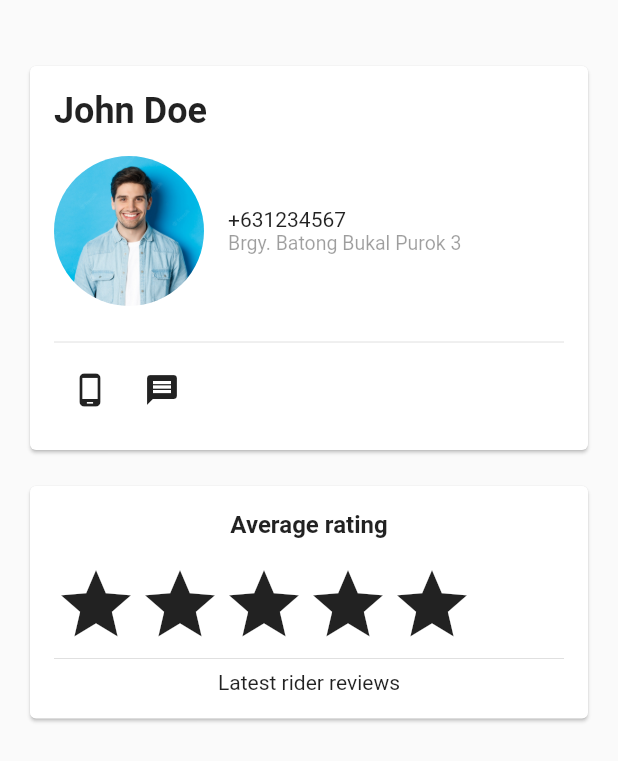
After one commit to responilla07/kasabike, a Flutter app: the IndexPage screen opened directly, item 2 of the bottom bar chosen, after a tap on "John Doe", on a phone screen of 412 x 824 dp. The commit adds this screen. Shown: the top 761 px of the screen. Run offline on Flutter 3.47's test engine with Material 2 defaults, Android fonts, the phone set to English and light mode, and no system bars; our stand-ins replace firebase_core, flutter_svg, google_maps_flutter, google_sign_in, location; missing offline and left inert: cloud_firestore_web, firebase_analytics_web, firebase_auth_web, firebase_core_web, firebase_messaging_web, firebase_performance_web and 5 more; accounts and stored records are empty; statements that could not run were skipped.

Commit message:
friends ui started

```diff
--- a/lib/main.dart
+++ b/lib/main.dart
@@ -31,7 +31,7 @@ class MyApp extends StatelessWidget {
           // Notice that the counter didn't reset back to zero; the application
           // is not restarted.
           primarySwatch: Colors.blue,
-      ),
+          appBarTheme: AppBarTheme(backgroundColor: Colors.white)),
       home: MyHomePage(title: 'Flutter Demo Home Page'),
     );
   }
--- a/lib/pages/index/sub_pages/friends.dart
+++ b/lib/pages/index/sub_pages/friends.dart
@@ -1,5 +1,8 @@
 import 'package:flutter/material.dart';
 import 'package:flutter_svg/flutter_svg.dart';
+import 'package:kasabike/pages/index/sub_pages/friends_details.dart';
+import 'package:kasabike/pages/index/sub_pages/home.dart';
+import 'package:kasabike/widgets/custom_field.dart';
 
 class Friends extends StatefulWidget {
   // const Friends({super.key});
@@ -11,40 +14,37 @@ class Friends extends StatefulWidget {
 class _FriendsState extends State<Friends> {
   @override
   Widget build(BuildContext context) {
-    return Scaffold(
-      appBar: AppBar(
-        title: Container(
-          child: Center(
-            child: Padding(
-              padding: EdgeInsets.all(8),
-              child: Row(children: [
-                TextField(
-                  decoration: InputDecoration(
-                      hintText: "Search for friends",
-                      border: InputBorder.none,
-                      enabledBorder: InputBorder.none,
-                      fillColor: Colors.white,
-                      filled: true),
+    return Container(
+      padding: EdgeInsets.all(16),
+      child: Column(children: [
+        SizedBox(
+          height: 32,
         ),
-                IconButton(
-                    onPressed: () {},
-                    icon: Icon(
-                      Icons.search,
-                      color: Colors.black,
-                    ))
-              ]),
+        CustomTextField(
+          hintText: "Find friends",
+          borderRadius: 8,
+          suffixIcon: Icon(Icons.search),
+        ),
+        SizedBox(
+          height: 8,
+        ),
+        Expanded(
+          child: GridView.count(
+            crossAxisCount: 2,
+            mainAxisSpacing: 10,
+            crossAxisSpacing: 10,
+            children: [
+              _FriendsCard(),
+              _FriendsCard(),
+              _FriendsCard(),
+              _FriendsCard(),
+              _FriendsCard(),
+              _FriendsCard(),
+              _FriendsCard(),
+            ],
           ),
         ),
-        ),
-      ),
-      body: SingleChildScrollView(
-        child: Padding(
-          padding: EdgeInsets.all(16),
-          child: Column(
-            children: [_FriendsCard()],
-          ),
-        ),
-      ),
+      ]),
     );
   }
 }
@@ -53,34 +53,42 @@ class _FriendsState extends State<Friends> {
 class _FriendsCard extends StatelessWidget {
   @override
   Widget build(BuildContext context) {
-    return Card(
+    return GestureDetector(
+      onTap: () {
+        Navigator.push(
+            context,
+            MaterialPageRoute(
+              builder: (context) => FriendsDetails(),
+            ));
+      },
+      child: Card(
         child: Padding(
           padding: EdgeInsets.all(16),
           child: Column(
             children: [
               Container(
-                width: 150.0,
-                height: 150.0,
+                  width: 80.0,
+                  height: 80.0,
                   decoration: new BoxDecoration(
                       shape: BoxShape.circle,
                       image: new DecorationImage(
                           fit: BoxFit.cover,
-                        //todo: replace image asset with network image
                           image: Image.asset('images/man.jpg').image))),
               SizedBox(
-              height: 16,
+                height: 12,
               ),
               Text(
-              "Jane Doe",
-              style: TextStyle(fontSize: 18, fontWeight: FontWeight.bold),
+                "John Doe",
+                style: TextStyle(fontSize: 16, fontWeight: FontWeight.bold),
               ),
               SizedBox(
-              height: 8,
+                height: 4,
               ),
               Text("Calamba")
             ],
           ),
         ),
+      ),
     );
   }
 }
--- /dev/null
+++ b/lib/pages/index/sub_pages/friends_details.dart
@@ -0,0 +1,137 @@
+import 'package:flutter/material.dart';
+
+class FriendsDetails extends StatefulWidget {
+  // const FriendsDetails({super.key});
+
+  @override
+  State<FriendsDetails> createState() => _FriendsDetailsState();
+}
+
+class _FriendsDetailsState extends State<FriendsDetails> {
+  @override
+  Widget build(BuildContext context) {
+    return Scaffold(
+      body: Container(
+        padding: EdgeInsets.all(16),
+        child: Column(children: [
+          SizedBox(
+            height: 24,
+          ),
+          Card(
+            child: Padding(
+              padding: EdgeInsets.all(16),
+              child: Column(
+                  crossAxisAlignment: CrossAxisAlignment.start,
+                  children: [
+                    Text(
+                      "John Doe",
+                      style: TextStyle(
+                        fontSize: 24,
+                        fontWeight: FontWeight.bold,
+                      ),
+                    ),
+                    SizedBox(
+                      height: 16,
+                    ),
+                    Row(
+                      children: [
+                        Container(
+                          width: 100.0,
+                          height: 100.0,
+                          decoration: new BoxDecoration(
+                            shape: BoxShape.circle,
+                            image: new DecorationImage(
+                                fit: BoxFit.cover,
+                                image: Image.asset('images/man.jpg').image),
+                          ),
+                        ),
+                        SizedBox(
+                          width: 16,
+                        ),
+                        Column(
+                          crossAxisAlignment: CrossAxisAlignment.start,
+                          children: [
+                            Text("+631234567"),
+                            Text(
+                              "Brgy. Batong Bukal Purok 3",
+                              style: TextStyle(
+                                  color: Colors.black38, fontSize: 13),
+                            )
+                          ],
+                        )
+                      ],
+                    ),
+                    SizedBox(height: 16),
+                    Divider(),
+                    Row(
+                      children: [
+                        IconButton(
+                            onPressed: () {},
+                            icon: Icon(
+                              Icons.phone_android_outlined,
+                              size: 24,
+                            )),
+                        IconButton(
+                          onPressed: () {},
+                          icon: Icon(Icons.message, size: 24),
+                        ),
+                      ],
+                    )
+                  ]),
+            ),
+          ),
+          SizedBox(
+            height: 16,
+          ),
+          Card(
+            child: Padding(
+              padding: EdgeInsets.all(16),
+              child: Column(children: [
+                Text(
+                  "Average rating",
+                  style: TextStyle(
+                    fontSize: 16,
+                    fontWeight: FontWeight.bold,
+                  ),
+                ),
+                SizedBox(
+                  height: 16,
+                ),
+                Row(
+                  children: [],
+                ),
+                Row(
+                  crossAxisAlignment: CrossAxisAlignment.center,
+                  children: [
+                    Icon(
+                      Icons.star,
+                      size: 56,
+                    ),
+                    Icon(
+                      Icons.star,
+                      size: 56,
+                    ),
+                    Icon(
+                      Icons.star,
+                      size: 56,
+                    ),
+                    Icon(
+                      Icons.star,
+                      size: 56,
+                    ),
+                    Icon(
+                      Icons.star,
+                      size: 56,
+                    ),
+                  ],
+                ),
+                Divider(),
+                Text("Latest rider reviews"),
+              ]),
+            ),
+          )
+        ]),
+      ),
+    );
+  }
+}
```
Also changed, not shown: pubspec.lock, 1 other file. Lines whose indentation alone changed are shown as unchanged.
